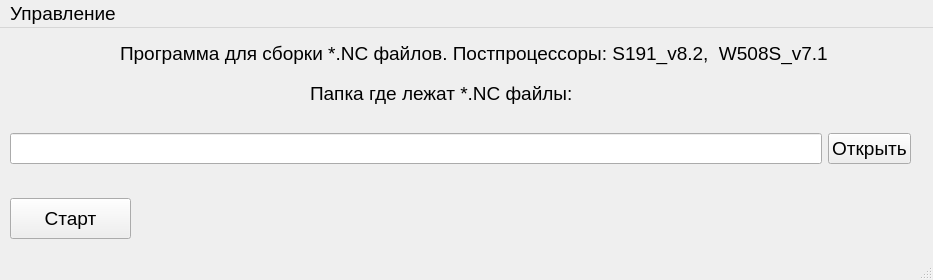
Above: untitled.ui from Sicambr/igorek before the change. Below: the same form after it.
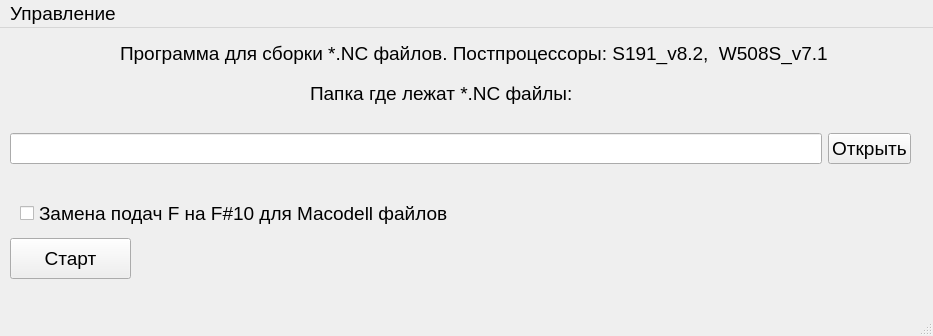
That is the form after the change.

Commit message: add check button for replacing F to F# for macodell files

The edit to the form file:
```diff
--- a/untitled.ui
+++ b/untitled.ui
@@ -7,7 +7,7 @@
     <x>0</x>
     <y>0</y>
     <width>933</width>
-    <height>280</height>
+    <height>336</height>
    </rect>
   </property>
   <property name="font">
@@ -58,7 +58,7 @@
     <property name="geometry">
      <rect>
       <x>10</x>
-      <y>170</y>
+      <y>210</y>
       <width>121</width>
       <height>41</height>
      </rect>
@@ -71,7 +71,7 @@
     <property name="geometry">
      <rect>
       <x>150</x>
-      <y>170</y>
+      <y>210</y>
       <width>771</width>
       <height>41</height>
      </rect>
@@ -93,6 +93,19 @@
      <string>Программа для сборки *.NC файлов. Постпроцессоры: S191_v8.2,  W508S_v7.1</string>
     </property>
    </widget>
+   <widget class="QCheckBox" name="replace_mac_feed">
+    <property name="geometry">
+     <rect>
+      <x>20</x>
+      <y>170</y>
+      <width>451</width>
+      <height>31</height>
+     </rect>
+    </property>
+    <property name="text">
+     <string>Замена подач F на F#10 для Macodell файлов</string>
+    </property>
+   </widget>
   </widget>
   <widget class="QMenuBar" name="menubar">
    <property name="geometry">
```
Left out of the diff: 2 changed lines with no effect on the pictures. The commit also changes 4 other files.
